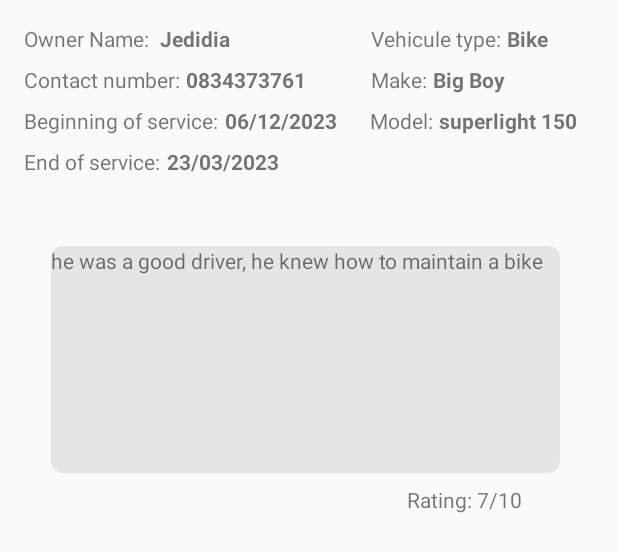
After one commit to jed188/wheels-reputation, an Android app: the layout detail_history_layout.xml on its own in the app's theme, with its tools: preview values and no code run, on a phone screen of 412 x 824 dp. The commit adds this screen. Shown: the top 552 px of the screen. Run offline under Robolectric (Android 15) with nearby library versions, the phone set to English and light mode, and no system bars; Roboto replaces fonts that are not available here.

Commit message:
detailed history layout added

```diff
--- /dev/null
+++ b/app/src/main/res/drawable/description_background.xml
@@ -0,0 +1,12 @@
+<?xml version="1.0" encoding="utf-8"?>
+<selector xmlns:android="http://schemas.android.com/apk/res/android">
+
+    <item>
+        <shape android:shape="rectangle">
+            <solid android:color="#E6E5E5"/>
+            <corners android:radius="8dp"/>
+    </shape>
+
+    </item>
+
+</selector>
--- /dev/null
+++ b/app/src/main/res/layout/detail_history_layout.xml
@@ -0,0 +1,204 @@
+<?xml version="1.0" encoding="utf-8"?>
+<androidx.constraintlayout.widget.ConstraintLayout xmlns:android="http://schemas.android.com/apk/res/android"
+    xmlns:app="http://schemas.android.com/apk/res-auto"
+    xmlns:tools="http://schemas.android.com/tools"
+    android:layout_width="match_parent"
+    android:layout_height="match_parent">
+
+    <TextView
+        android:id="@+id/owner_name_textView"
+        android:layout_width="wrap_content"
+        android:layout_height="wrap_content"
+        android:layout_marginLeft="16dp"
+        android:layout_marginStart="16dp"
+        android:layout_marginTop="16dp"
+        android:text="Owner Name: "
+        app:layout_constraintStart_toStartOf="parent"
+        app:layout_constraintTop_toTopOf="parent" />
+
+    <TextView
+        android:id="@+id/contact_number_value_textView"
+        android:layout_width="101dp"
+        android:layout_height="19dp"
+        android:layout_marginLeft="4dp"
+        android:layout_marginStart="4dp"
+        android:layout_marginTop="8dp"
+        android:text="0834373761"
+        android:textStyle="bold"
+        app:layout_constraintStart_toEndOf="@+id/contact_number_textView5"
+        app:layout_constraintTop_toBottomOf="@+id/owner_name_value_textView" />
+
+    <TextView
+        android:id="@+id/end_service_value_textView"
+        android:layout_width="wrap_content"
+        android:layout_height="wrap_content"
+        android:layout_marginLeft="4dp"
+        android:layout_marginStart="4dp"
+        android:layout_marginTop="8dp"
+        android:text="23/03/2023"
+        android:textStyle="bold"
+        app:layout_constraintStart_toEndOf="@+id/end_service_textView3"
+        app:layout_constraintTop_toBottomOf="@+id/beginning_service_textView2" />
+
+    <TextView
+        android:id="@+id/owner_name_value_textView"
+        android:layout_width="105dp"
+        android:layout_height="19dp"
+        android:layout_marginLeft="4dp"
+        android:layout_marginStart="4dp"
+        android:layout_marginTop="16dp"
+        android:text="Jedidia"
+        android:textStyle="bold"
+        app:layout_constraintStart_toEndOf="@+id/owner_name_textView"
+        app:layout_constraintTop_toTopOf="parent" />
+
+    <TextView
+        android:id="@+id/beginning_service_textView2"
+        android:layout_width="wrap_content"
+        android:layout_height="wrap_content"
+        android:layout_marginLeft="16dp"
+        android:layout_marginStart="16dp"
+        android:layout_marginTop="8dp"
+        android:text="Beginning of service:"
+        app:layout_constraintStart_toStartOf="parent"
+        app:layout_constraintTop_toBottomOf="@+id/contact_number_textView5" />
+
+    <TextView
+        android:id="@+id/contact_number_textView5"
+        android:layout_width="wrap_content"
+        android:layout_height="wrap_content"
+        android:layout_marginLeft="16dp"
+        android:layout_marginStart="16dp"
+        android:layout_marginTop="8dp"
+        android:text="Contact number:"
+        app:layout_constraintStart_toStartOf="parent"
+        app:layout_constraintTop_toBottomOf="@+id/owner_name_textView" />
+
+    <TextView
+        android:id="@+id/beginning_service_value_textView"
+        android:layout_width="wrap_content"
+        android:layout_height="wrap_content"
+        android:layout_marginLeft="4dp"
+        android:layout_marginStart="4dp"
+        android:layout_marginTop="8dp"
+        android:text="06/12/2023"
+        android:textStyle="bold"
+        app:layout_constraintStart_toEndOf="@+id/beginning_service_textView2"
+        app:layout_constraintTop_toBottomOf="@+id/contact_number_value_textView" />
+
+    <TextView
+        android:id="@+id/end_service_textView3"
+        android:layout_width="wrap_content"
+        android:layout_height="wrap_content"
+        android:layout_marginLeft="16dp"
+        android:layout_marginStart="16dp"
+        android:layout_marginTop="8dp"
+        android:text="End of service:"
+        app:layout_constraintStart_toStartOf="parent"
+        app:layout_constraintTop_toBottomOf="@+id/beginning_service_textView2" />
+
+    <TextView
+        android:id="@+id/full_history_textView7"
+        android:layout_width="339dp"
+        android:layout_height="151dp"
+        android:layout_marginEnd="32dp"
+        android:layout_marginLeft="32dp"
+        android:layout_marginRight="32dp"
+        android:layout_marginStart="32dp"
+        android:layout_marginTop="74dp"
+        android:background="@drawable/description_background"
+        android:text="he was a good driver, he knew how to maintain a bike"
+        app:layout_constraintEnd_toEndOf="parent"
+        app:layout_constraintHorizontal_bias="0.25"
+        app:layout_constraintStart_toStartOf="parent"
+        app:layout_constraintTop_toBottomOf="@+id/vehicule_model_textView" />
+
+    <TextView
+        android:id="@+id/rating_textView8"
+        android:layout_width="wrap_content"
+        android:layout_height="wrap_content"
+        android:layout_marginTop="8dp"
+        android:text="Rating: "
+        app:layout_constraintEnd_toStartOf="@+id/rating_value_textView9"
+        app:layout_constraintTop_toBottomOf="@+id/full_history_textView7" />
+
+    <TextView
+        android:id="@+id/rating_value_textView9"
+        android:layout_width="wrap_content"
+        android:layout_height="wrap_content"
+        android:layout_marginEnd="64dp"
+        android:layout_marginRight="64dp"
+        android:layout_marginTop="8dp"
+        android:text="7/10"
+        app:layout_constraintEnd_toEndOf="parent"
+        app:layout_constraintTop_toBottomOf="@+id/full_history_textView7" />
+
+    <TextView
+        android:id="@+id/vehicule_type_textView16"
+        android:layout_width="wrap_content"
+        android:layout_height="19dp"
+        android:layout_marginEnd="78dp"
+        android:layout_marginRight="78dp"
+        android:layout_marginTop="16dp"
+        android:text="Vehicule type:"
+        app:layout_constraintEnd_toEndOf="parent"
+        app:layout_constraintTop_toTopOf="parent" />
+
+    <TextView
+        android:id="@+id/vehicule_model_textView"
+        android:layout_width="wrap_content"
+        android:layout_height="wrap_content"
+        android:layout_marginEnd="123dp"
+        android:layout_marginRight="123dp"
+        android:layout_marginTop="8dp"
+        android:text="Model:"
+        app:layout_constraintEnd_toEndOf="parent"
+        app:layout_constraintTop_toBottomOf="@+id/vehicule_make_textView6" />
+
+    <TextView
+        android:id="@+id/vehicule_make_textView6"
+        android:layout_width="wrap_content"
+        android:layout_height="wrap_content"
+        android:layout_marginEnd="127dp"
+        android:layout_marginRight="127dp"
+        android:layout_marginTop="8dp"
+        android:text="Make:"
+        app:layout_constraintEnd_toEndOf="parent"
+        app:layout_constraintTop_toBottomOf="@+id/vehicule_type_textView16" />
+
+    <TextView
+        android:id="@+id/vehicule_type_value_textView15"
+        android:layout_width="wrap_content"
+        android:layout_height="wrap_content"
+        android:layout_marginLeft="4dp"
+        android:layout_marginStart="4dp"
+        android:layout_marginTop="8dp"
+        android:text="superlight 150"
+        android:textStyle="bold"
+        app:layout_constraintStart_toEndOf="@+id/vehicule_model_textView"
+        app:layout_constraintTop_toBottomOf="@+id/vehicule_make_value_textView14" />
+
+    <TextView
+        android:id="@+id/vehicule_make_value_textView14"
+        android:layout_width="wrap_content"
+        android:layout_height="wrap_content"
+        android:layout_marginLeft="4dp"
+        android:layout_marginStart="4dp"
+        android:layout_marginTop="8dp"
+        android:text="Big Boy"
+        android:textStyle="bold"
+        app:layout_constraintStart_toEndOf="@+id/vehicule_make_textView6"
+        app:layout_constraintTop_toBottomOf="@+id/vehicule_type_textView16" />
+
+    <TextView
+        android:id="@+id/vehicule_type_value_textView17"
+        android:layout_width="wrap_content"
+        android:layout_height="wrap_content"
+        android:layout_marginLeft="4dp"
+        android:layout_marginStart="4dp"
+        android:layout_marginTop="16dp"
+        android:text="Bike"
+        android:textStyle="bold"
+        app:layout_constraintStart_toEndOf="@+id/vehicule_type_textView16"
+        app:layout_constraintTop_toTopOf="parent" />
+</androidx.constraintlayout.widget.ConstraintLayout>
```
Also changed, not shown: app/src/main/java/com/example/wheelsreputation/MainActivity.java (+2 -9 lines), app/src/main/res/layout/history_layout.xml (+14 -9 lines), app/src/main/res/layout/reputation_list_layout.xml (added, +77 -0 lines).
